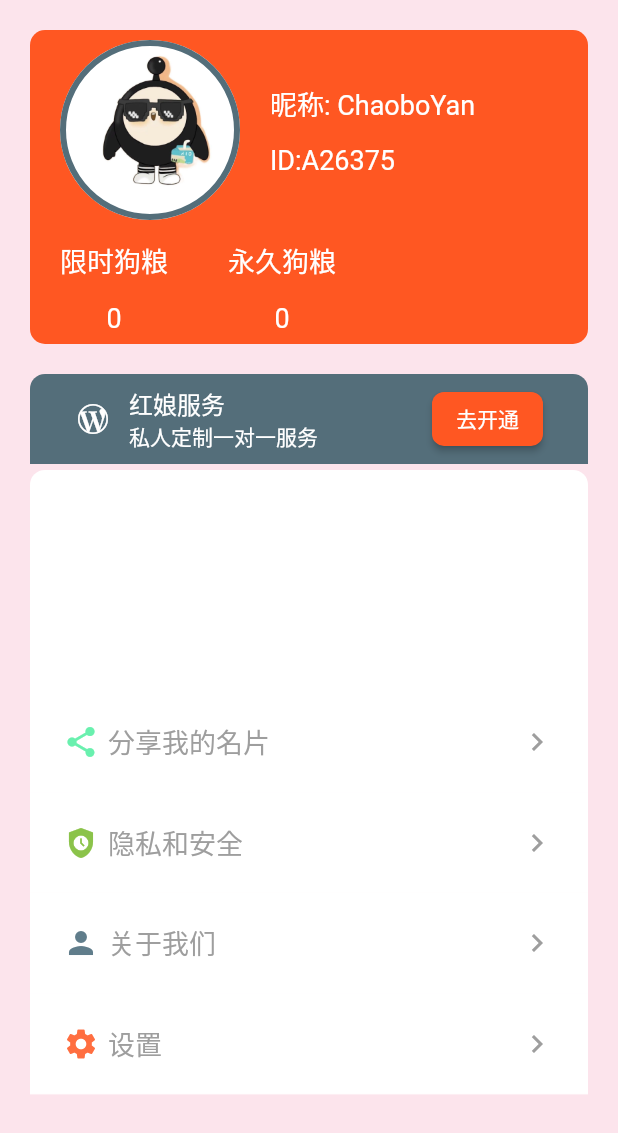
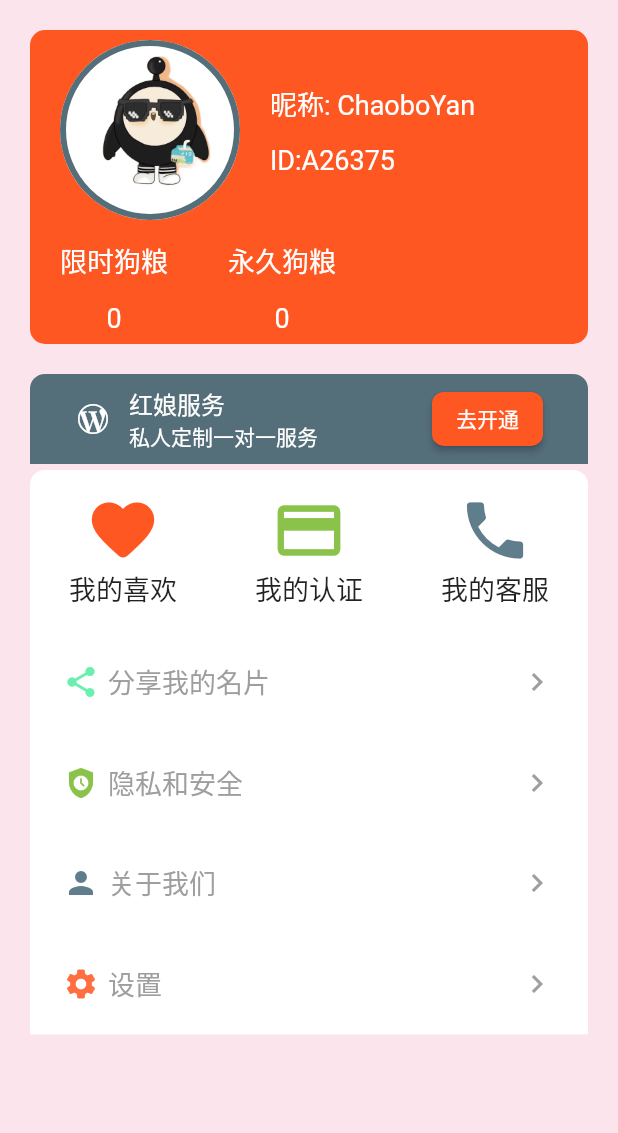
Before and after one commit to ChaoBoyan/MatchMaker, a Flutter app: the MyPage screen opened directly, on a phone screen of 412 x 824 dp. Shown: the top 1133 px of the screen. Run offline on Flutter 3.47's test engine with Material 2 defaults, Android fonts, the light colour scheme and no system bars; our stand-ins replace fluttertoast, gap; network calls fail.

Commit message:
完善我的页面

```diff
--- a/lib/Page/MyPage.dart
+++ b/lib/Page/MyPage.dart
@@ -214,10 +214,37 @@ class _MyPageState extends State<MyPage> {
             SliverToBoxAdapter(
               child: Container(
                 margin: EdgeInsets.fromLTRB(20, 4, 20, 0),
-                height: 148,
+                height: 108,
                 decoration: BoxDecoration(
                   color: Colors.white,
                   borderRadius: BorderRadius.vertical(top: Radius.circular(10)),
+                ),
+                child: Row(
+                  mainAxisAlignment: MainAxisAlignment.spaceAround,
+                  crossAxisAlignment: CrossAxisAlignment.center,
+                  children: [
+                    Column(
+                      mainAxisAlignment: MainAxisAlignment.center,
+                      children: [
+                        Icon(Icons.favorite_rounded,color: AppColors.mainColor,size: 50,),
+                        Text("我的喜欢",style: TextStyle(fontSize: 18, color: Colors.black87),),
+                      ],
+                    ),
+                    Column(
+                      mainAxisAlignment: MainAxisAlignment.center,
+                      children: [
+                        Icon(Icons.credit_card,color: Colors.lightGreen,size: 50,),
+                        Text("我的认证",style: TextStyle(fontSize: 18, color: Colors.black87),),
+                      ],
+                    ),
+                    Column(
+                      mainAxisAlignment: MainAxisAlignment.center,
+                      children: [
+                        Icon(Icons.phone,color: Colors.blueGrey,size: 50,),
+                        Text("我的客服",style: TextStyle(fontSize: 18, color: Colors.black87),),
+                      ],
+                    ),
+                  ],
                 ),
               ),
             ),
```
